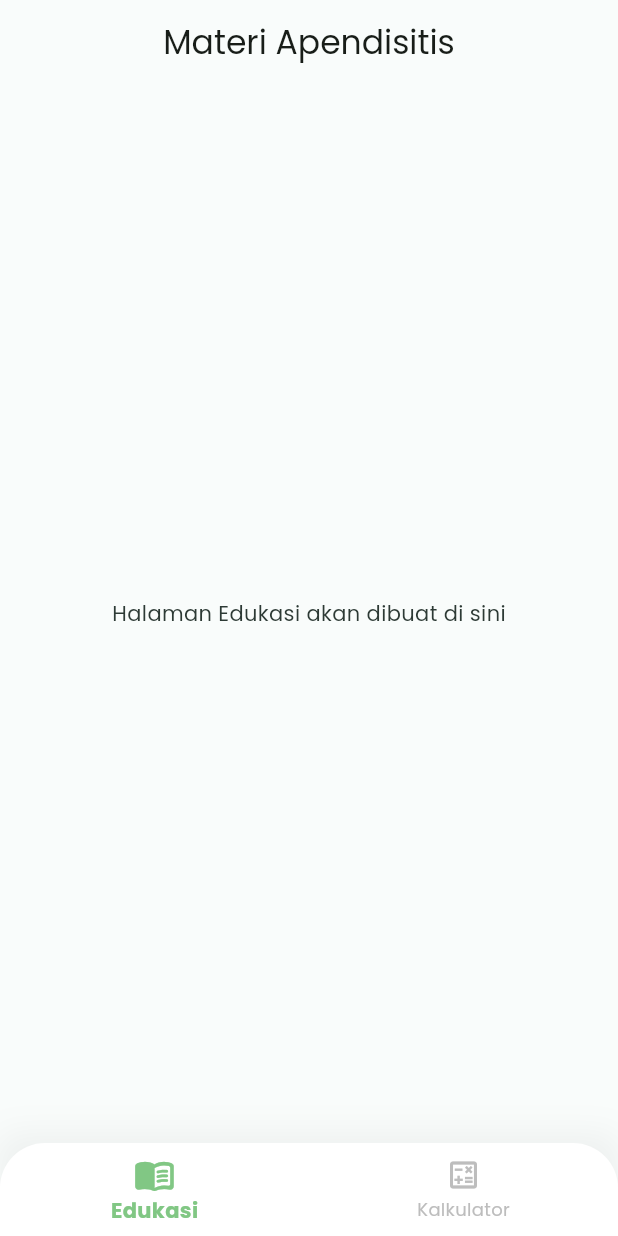
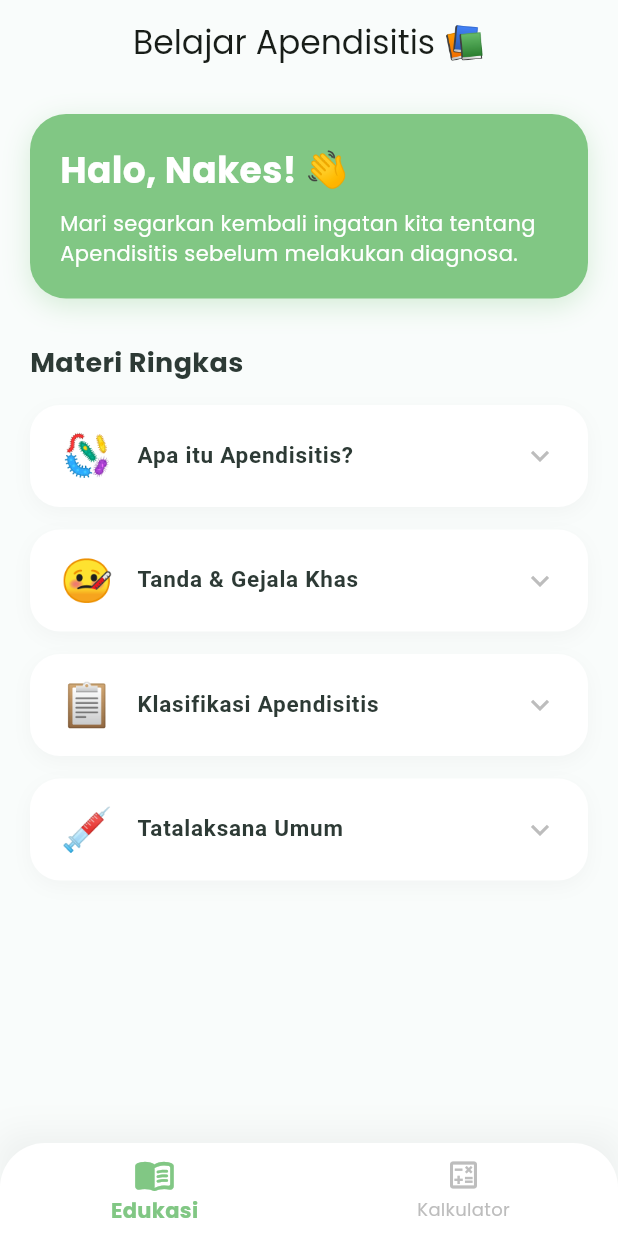
Before and after one commit to Kyura01/Appendidx-App, a Flutter app: the screen it shows after launch, on a phone screen of 412 x 824 dp. Run offline on Flutter 3.47's test engine with Material 3 defaults, Android fonts, the phone set to English and light mode, and no system bars; our stand-ins replace google_fonts.

Commit message:
Halaman Beranda

```diff
--- a/lib/main.dart
+++ b/lib/main.dart
@@ -174,7 +174,7 @@ class _MainNavigatorState extends State<MainNavigator> {
 }
 
 // ==========================================
-// 3. HALAMAN EDUKASI (Beranda) - Placeholder
+// 3. HALAMAN EDUKASI (Beranda)
 // ==========================================
 class HalamanEdukasi extends StatelessWidget {
   const HalamanEdukasi({super.key});
@@ -183,18 +183,162 @@ class HalamanEdukasi extends StatelessWidget {
   Widget build(BuildContext context) {
     return Scaffold(
       appBar: AppBar(
-        title: const Text('Materi Apendisitis'),
+        title: const Text('Belajar Apendisitis 📚'),
         backgroundColor: Colors.transparent,
         elevation: 0,
         centerTitle: true,
       ),
-      body: const Center(
-        child: Text('Halaman Edukasi akan dibuat di sini'),
+      body: SingleChildScrollView(
+        physics: const BouncingScrollPhysics(),
+        padding: const EdgeInsets.all(20.0),
+        child: Column(
+          crossAxisAlignment: CrossAxisAlignment.start,
+          children: [
+            // Banner Selamat Datang
+            Container(
+              width: double.infinity,
+              padding: const EdgeInsets.all(20),
+              decoration: BoxDecoration(
+                color: const Color(0xFF81C784), // Hijau Utama
+                borderRadius: BorderRadius.circular(24),
+                boxShadow: [
+                  BoxShadow(
+                    color: const Color(0xFF81C784).withOpacity(0.3),
+                    blurRadius: 15,
+                    offset: const Offset(0, 5),
+                  ),
+                ],
+              ),
+              child: const Column(
+                crossAxisAlignment: CrossAxisAlignment.start,
+                children: [
+                  Text(
+                    'Halo, Nakes! 👋',
+                    style: TextStyle(
+                      fontSize: 24,
+                      fontWeight: FontWeight.bold,
+                      color: Colors.white,
+                    ),
+                  ),
+                  SizedBox(height: 8),
+                  Text(
+                    'Mari segarkan kembali ingatan kita tentang Apendisitis sebelum melakukan diagnosa.',
+                    style: TextStyle(
+                      fontSize: 14,
+                      color: Colors.white,
+                    ),
+                  ),
+                ],
+              ),
+            ),
+            const SizedBox(height: 30),
+
+            // Judul Bagian Materi
+            const Text(
+              'Materi Ringkas',
+              style: TextStyle(
+                fontSize: 18,
+                fontWeight: FontWeight.bold,
+                color: Color(0xFF2D3A35),
+              ),
+            ),
+            const SizedBox(height: 15),
+
+            // Kumpulan Kartu Materi (ExpansionTile)
+            _buildMateriCard(
+              icon: '🦠',
+              title: 'Apa itu Apendisitis?',
+              content:
+                  'Apendisitis adalah peradangan pada apendiks vermiformis (usus buntu). Kondisi ini merupakan salah satu kasus kegawatdaruratan bedah abdomen yang paling sering terjadi dan memerlukan tindakan segera untuk mencegah komplikasi seperti perforasi (kebocoran).',
+            ),
+            _buildMateriCard(
+              icon: '🤒',
+              title: 'Tanda & Gejala Khas',
+              content:
+                  '• Nyeri awal di sekitar pusar (periumbilikal) yang kemudian berpindah ke perut kanan bawah.\n'
+                  '• Anoreksia (hilang nafsu makan).\n'
+                  '• Mual dan muntah.\n'
+                  '• Demam ringan (terasa sumeng).\n'
+                  '• Nyeri tekan lepas di area perut kanan bawah (Titik McBurney).',
+            ),
+            _buildMateriCard(
+              icon: '📋',
+              title: 'Klasifikasi Apendisitis',
+              content:
+                  '1. Apendisitis Akut: Peradangan mendadak, butuh penanganan segera.\n'
+                  '2. Apendisitis Kronis: Nyeri berulang dalam waktu lama (jarang terjadi).\n'
+                  '3. Apendisitis Perforasi: Usus buntu telah pecah, menyebabkan infeksi menyebar ke rongga perut (Peritonitis).',
+            ),
+            _buildMateriCard(
+              icon: '💉',
+              title: 'Tatalaksana Umum',
+              content:
+                  '• Puasa (NPO) sebagai persiapan kemungkinan operasi.\n'
+                  '• Pemberian cairan IV (infus) untuk rehidrasi.\n'
+                  '• Analgesik dan Antibiotik spektrum luas.\n'
+                  '• Apendiktomi (operasi pengangkatan usus buntu) adalah pengobatan definitif utama.',
+            ),
+
+            const SizedBox(height: 20),
+          ],
+        ),
+      ),
+    );
+  }
+
+  // Fungsi bantuan (Widget) untuk membuat kartu materi yang imut
+  Widget _buildMateriCard({
+    required String icon,
+    required String title,
+    required String content,
+  }) {
+    return Container(
+      margin: const EdgeInsets.only(bottom: 15),
+      decoration: BoxDecoration(
+        color: Colors.white,
+        borderRadius: BorderRadius.circular(20),
+        boxShadow: [
+          BoxShadow(
+            color: Colors.black.withOpacity(0.03),
+            blurRadius: 10,
+            offset: const Offset(0, 4),
+          ),
+        ],
+      ),
+      child: Theme(
+        // Menghilangkan garis pembatas default dari ExpansionTile
+        data: ThemeData().copyWith(dividerColor: Colors.transparent),
+        child: ExpansionTile(
+          tilePadding: const EdgeInsets.symmetric(horizontal: 20, vertical: 5),
+          leading: Text(icon, style: const TextStyle(fontSize: 28)),
+          title: Text(
+            title,
+            style: const TextStyle(
+              fontWeight: FontWeight.bold,
+              fontSize: 15,
+              color: Color(0xFF2D3A35),
+            ),
+          ),
+          iconColor: const Color(0xFF81C784),
+          collapsedIconColor: Colors.grey.shade400,
+          children: [
+            Container(
+              padding: const EdgeInsets.only(left: 20, right: 20, bottom: 20),
+              child: Text(
+                content,
+                style: const TextStyle(
+                  fontSize: 14,
+                  height: 1.5,
+                  color: Color(0xFF55605C),
+                ),
+              ),
+            ),
+          ],
+        ),
       ),
     );
   }
 }
-
 // ==========================================
 // 4. HALAMAN KALKULATOR - Placeholder
 // ==========================================
```
